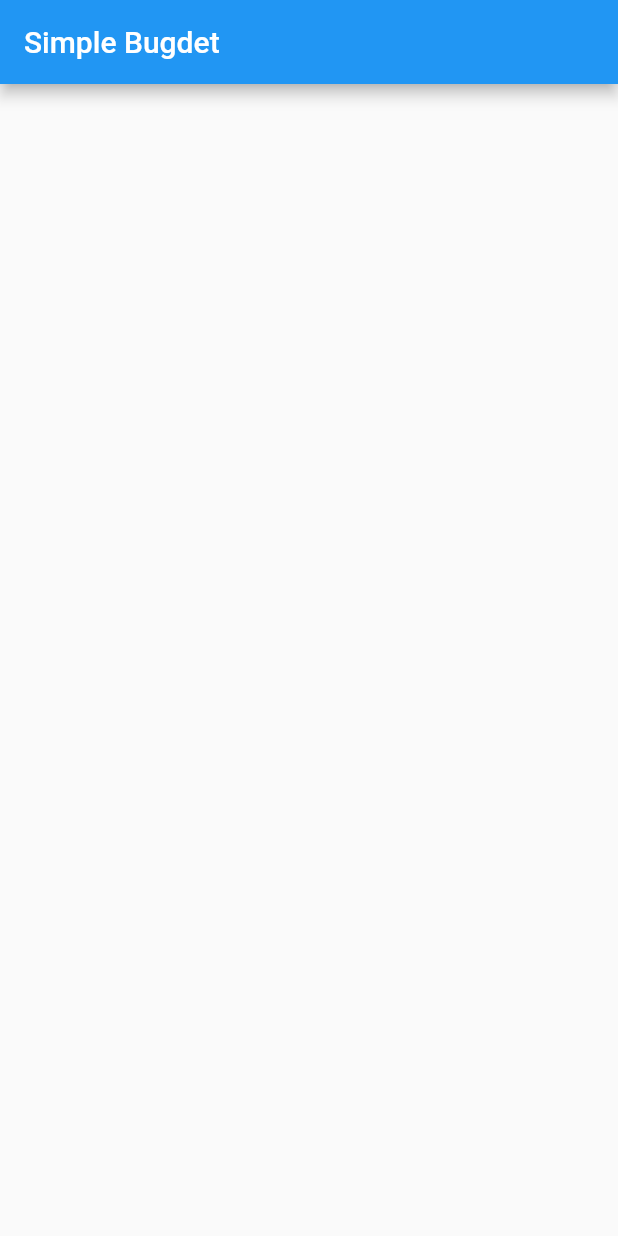
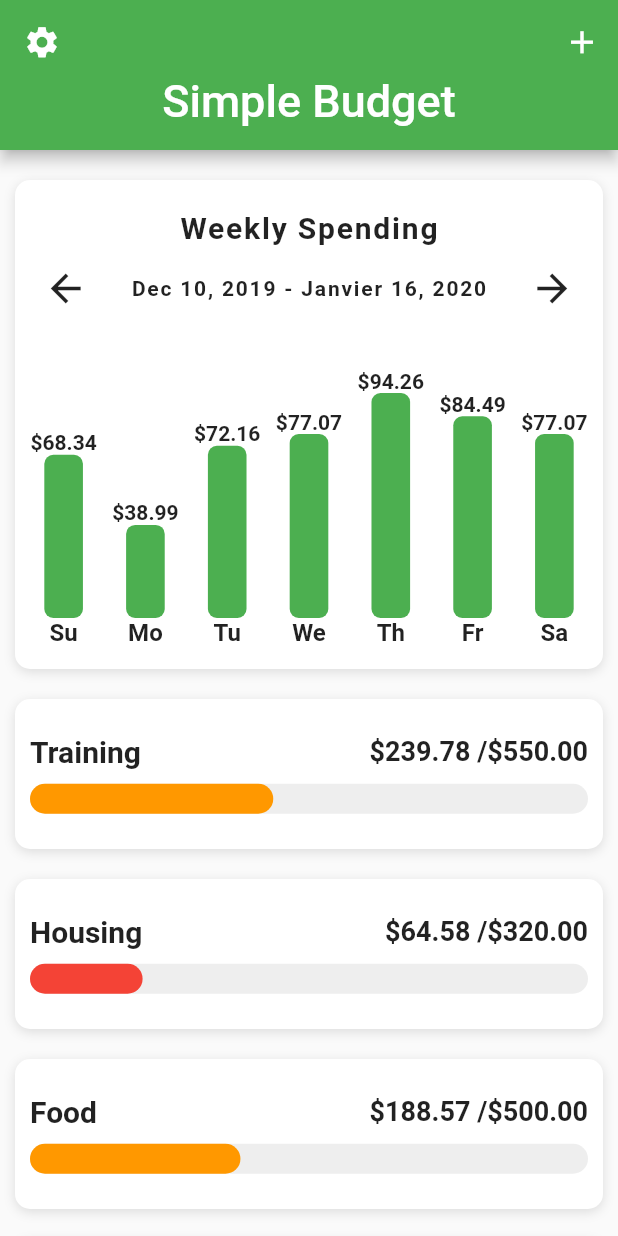
Before and after one commit to yusufheri/simple_budget_app_flutter, a Flutter app: the screen it shows after launch, on a phone screen of 412 x 824 dp. Run offline on Flutter 3.47's test engine with Material 2 defaults, Android fonts, the phone set to English and light mode, and no system bars.

Commit message:
Feat: Simple Budget App

```diff
--- a/lib/data/data.dart
+++ b/lib/data/data.dart
@@ -17,11 +17,12 @@ final List<double> weeklySpending = [
 ];
 
 List<Category> categories = [
-  Category(name: "Training", maxAmount: 250, expenses: _generateExpense()),
-  Category(name: "Housing", maxAmount: 160, expenses: _generateExpense()),
-  Category(name: "Food", maxAmount: 250, expenses: _generateExpense()),
-  Category(name: "Utilities", maxAmount: 250, expenses: _generateExpense()),
-  Category(name: "Health", maxAmount: 150, expenses: _generateExpense())
+  Category(name: "Training", maxAmount: 550, expenses: _generateExpense()),
+  Category(name: "Housing", maxAmount: 320, expenses: _generateExpense()),
+  Category(name: "Food", maxAmount: 500, expenses: _generateExpense()),
+  Category(name: "Utilities", maxAmount: 350, expenses: _generateExpense()),
+  Category(name: "Health", maxAmount: 450, expenses: _generateExpense()),
+  Category(name: "Family", maxAmount: 150, expenses: _generateExpense()),
 ];
 
 List<Expense> _generateExpense() {
--- /dev/null
+++ b/lib/helpers/color_helper.dart
@@ -0,0 +1,21 @@
+import 'package:flutter/material.dart';
+
+Color getColor(BuildContext context, double percent ) {
+  if (percent >= 0.5) {
+    return Theme.of(context).primaryColor;
+  } else if (percent >=0.25) {
+    return Colors.orange;
+  } else {
+    return Colors.red;
+  }
+}
+
+Color getColorRadial(BuildContext context, double percent ) {
+  if (percent >= 0.75) {
+    return Colors.red;
+  } else if (percent >=0.5) {
+    return Colors.orange;
+  } else {
+    return Theme.of(context).primaryColor;
+  }
+}
--- a/lib/main.dart
+++ b/lib/main.dart
@@ -1,4 +1,5 @@
 import 'package:flutter/material.dart';
+import 'package:my_budget/screens/home_screen.dart';
 
 void main() => runApp(MyApp());
 
@@ -7,42 +8,12 @@ class MyApp extends StatelessWidget {
   @override
   Widget build(BuildContext context) {
     return MaterialApp(
-      title: 'Flutter Demo',
+      title: 'Flutter Budget UI',
+      debugShowCheckedModeBanner: false,
       theme: ThemeData(
-        primarySwatch: Colors.blue,
+        primaryColor: Colors.green,
       ),
-      home: MyHomePage(title: 'Simple Bugdet'),
+      home: HomeScreen(),
     );
   }
 }
-
-class MyHomePage extends StatefulWidget {
-  MyHomePage({Key key, this.title}) : super(key: key);
-
-  final String title;
-
-  @override
-  _MyHomePageState createState() => _MyHomePageState();
-}
-
-class _MyHomePageState extends State<MyHomePage> {
-
-  @override
-  Widget build(BuildContext context) {
-    return Scaffold(
-      appBar: AppBar(
-        title: Text(widget.title),
-      ),
-      body: Center(
-        // Center is a layout widget. It takes a single child and positions it
-        // in the middle of the parent.
-        child: Column(
-          mainAxisAlignment: MainAxisAlignment.center,
-          children: <Widget>[
-
-          ],
-        ),
-      ),
-    );
-  }
-}
--- /dev/null
+++ b/lib/screens/home_screen.dart
@@ -0,0 +1,157 @@
+import 'package:flutter/material.dart';
+import 'package:my_budget/data/data.dart';
+import 'package:my_budget/models/category_model.dart';
+import 'package:my_budget/models/expenses_model.dart';
+import 'package:my_budget/widgets/bar_chart.dart';
+import 'package:my_budget/helpers/color_helper.dart';
+import 'package:my_budget/screens/category_screen.dart';
+
+class HomeScreen extends StatefulWidget {
+  HomeScreen({Key key}) : super(key: key);
+
+  @override
+  _HomeScreenState createState() => _HomeScreenState();
+}
+
+class _HomeScreenState extends State<HomeScreen> {
+
+  _buildCategory(Category category, double totalAmountSpent){
+    return GestureDetector(
+      onTap: () => Navigator.push(
+        context,
+        MaterialPageRoute(
+          builder:(_) => CategoryScreen(category: category)
+        )
+      ),
+      child: Container(
+      margin: EdgeInsets.symmetric(horizontal: 10.0, vertical: 10.0),
+      padding: EdgeInsets.all(10.0),
+      height: 100.0,
+      width: double.infinity,
+      decoration: BoxDecoration(
+        color: Colors.white,
+        borderRadius: BorderRadius.circular(10.0),
+        boxShadow: [
+          BoxShadow(
+            color: Colors.black12,
+            offset: Offset(0, 2),
+            blurRadius: 6.0
+          )
+        ]
+      ),
+      child: Column(
+        mainAxisAlignment: MainAxisAlignment.center,
+        children: <Widget>[
+          Row(
+            mainAxisAlignment: MainAxisAlignment.spaceBetween,
+            children: <Widget>[
+              Text(category.name, style: TextStyle(fontWeight: FontWeight.w600, fontSize: 20.0),),
+              Text(
+                '\$${(category.maxAmount - totalAmountSpent).toStringAsFixed(2)} /\$${category.maxAmount.toStringAsFixed(2)}',
+                style: TextStyle(
+                  fontWeight: FontWeight.w600,
+                  fontSize: 18.0,
+                ),
+                )
+            ],
+          ),
+          SizedBox(height: 10.0,),
+          LayoutBuilder(
+            builder: (BuildContext context, BoxConstraints constraints) {
+              final double maxBarWidth = constraints.maxWidth;
+              final double percent = (category.maxAmount - totalAmountSpent) / category.maxAmount;
+              double barwidth = percent * maxBarWidth;
+
+              if (barwidth < 0) {
+                barwidth = 0;
+              }
+
+              return Stack(
+                children: <Widget>[
+                  Container(
+                    height: 20.0,
+                    decoration: BoxDecoration(
+                        color: Colors.grey[200],
+                        borderRadius: BorderRadius.circular(15.0)
+                    ),
+                  ),
+                  Container(
+                    height: 20.0,
+                    width: barwidth,
+                    decoration: BoxDecoration(
+                        color: getColor(context, percent),
+                        borderRadius: BorderRadius.circular(15.0)
+                    ),
+                  )
+                ],
+              );
+            }
+          ),
+        ],
+      ),
+    ),
+    );
+  }
+
+  @override
+  Widget build(BuildContext context) {
+   return Scaffold(
+     body: CustomScrollView(
+       slivers: <Widget>[
+         SliverAppBar(
+            forceElevated: true,
+            floating: true,
+            //  pinned: true,
+            expandedHeight: 100.0,
+            leading: IconButton(
+              icon: Icon(Icons.settings),
+              iconSize: 25.0,
+              onPressed: () {},
+              ),
+            flexibleSpace: FlexibleSpaceBar(
+              title: Text('Simple Budget',),
+              centerTitle: true,
+            ),
+            actions: <Widget>[
+              IconButton(
+                icon: Icon(Icons.add),
+                iconSize: 25.0,
+                onPressed: () {},
+              )
+            ],
+         ),
+         SliverList(delegate: SliverChildBuilderDelegate(
+           (BuildContext context, int index) {
+             if (index == 0) {
+               return Container(
+                margin: EdgeInsets.fromLTRB(10.0, 20.0, 10.0, 10.0),
+                decoration: BoxDecoration(
+                  color: Colors.white,
+                  boxShadow: [
+                    BoxShadow(
+                      color: Colors.black12,
+                      offset: Offset(0, 2),
+                      blurRadius: 6.0
+                    )
+                  ],
+                  borderRadius: BorderRadius.circular(10.0),
+                ),
+                child: BarChart(weeklySpending),
+              );
+             } else {
+               Category category = categories[index - 1];
+               double totalAmountSpent = 0.0;
+               category.expenses.forEach((Expense expense) {
+                 totalAmountSpent += expense.cost;
+               });
+               return _buildCategory(category, totalAmountSpent);
+             }
+
+            },childCount: 1 + categories.length
+          )
+         )
+       ],
+     ),
+   );
+  }
+}
--- /dev/null
+++ b/lib/widgets/bar_chart.dart
@@ -0,0 +1,119 @@
+import 'package:flutter/material.dart';
+
+class BarChart extends StatelessWidget {
+  final List<double> expenses;
+
+  BarChart(this.expenses);
+
+  @override
+  Widget build(BuildContext context) {
+    // TODO: implement build
+
+    double mostExpensive = 0.0;
+    expenses.forEach((double price) {
+      if (price > mostExpensive) {
+        mostExpensive = price;
+      }
+    });
+    return Column(
+      children: <Widget>[
+        Padding(padding: EdgeInsets.all(10.0)),
+        Text(
+          "Weekly Spending",
+            style: TextStyle(
+            fontSize: 20.0,
+            fontWeight: FontWeight.bold,
+            letterSpacing: 1.2
+          )
+        ),
+        SizedBox(height: 5.0,),
+        Row(
+          mainAxisAlignment: MainAxisAlignment.spaceAround,
+          children: <Widget>[
+            IconButton(
+              icon: Icon(Icons.arrow_back),
+              iconSize: 30.0,
+              onPressed: () {},
+              splashColor: Colors.green,
+            ),
+            Text(
+              "Dec 10, 2019 - Janvier 16, 2020",
+              style: TextStyle(
+                fontSize: 14.0,
+                fontWeight: FontWeight.w600,
+                letterSpacing: 1.2
+              ),
+            ),
+            IconButton(
+              icon: Icon(Icons.arrow_forward),
+              iconSize: 30.0,
+              onPressed: () {},
+              splashColor: Colors.green,
+            ),
+          ],
+        ),
+        SizedBox(height: 30.0,),
+        Row(
+          mainAxisAlignment: MainAxisAlignment.spaceEvenly,
+          crossAxisAlignment: CrossAxisAlignment.end,
+          children: <Widget>[
+            Bar(label:"Su", amountSpent: expenses[0], mostExpensive: mostExpensive),
+            Bar(label:"Mo", amountSpent: expenses[1], mostExpensive: mostExpensive),
+            Bar(label:"Tu", amountSpent: expenses[2], mostExpensive: mostExpensive),
+            Bar(label:"We", amountSpent: expenses[3], mostExpensive: mostExpensive),
+            Bar(label:"Th", amountSpent: expenses[4], mostExpensive: mostExpensive),
+            Bar(label:"Fr", amountSpent: expenses[5], mostExpensive: mostExpensive),
+            Bar(label:"Sa", amountSpent: expenses[6], mostExpensive: mostExpensive),
+          ],
+        ),
+        SizedBox(height: 15.0,)
+      ],
+    );
+  }
+
+
+}
+
+
+class Bar extends StatelessWidget {
+  final String label;
+  final double amountSpent;
+  final double mostExpensive;
+
+  final double _maxBarHeight = 150.0;
+
+
+  Bar({this.label, this.amountSpent, this.mostExpensive});
+
+  @override
+  Widget build(BuildContext context) {
+    //  Orientation orientation = MediaQuery.of(context).orientation;
+    final barWeight = (amountSpent / mostExpensive) * _maxBarHeight;
+    final taille = MediaQuery.of(context).size.width /16;
+    final difference = barWeight/_maxBarHeight;
+
+    return Column(
+      children: <Widget>[
+        Text(
+          '\$${amountSpent.toStringAsFixed(2)}',
+          style: TextStyle(
+            fontWeight: FontWeight.w600
+            ),
+          ),
+        Container(
+          height: barWeight,
+          width: taille,
+          decoration: BoxDecoration(
+            //  color: (difference > 0.75)? Colors.pinkAccent : Theme.of(context).primaryColor,
+            color: Theme.of(context).primaryColor,
+            borderRadius: BorderRadius.circular(6.0)
+          ),
+        ),
+        Text(label, style: TextStyle(
+          fontSize: 16.0,
+          fontWeight: FontWeight.w600
+        ),)
+      ],
+    );
+  }
+}
```
Also changed, not shown: lib/screens/category_screen.dart (added, +147 -0 lines), lib/widgets/radial_painter.dart (added, +51 -0 lines).
